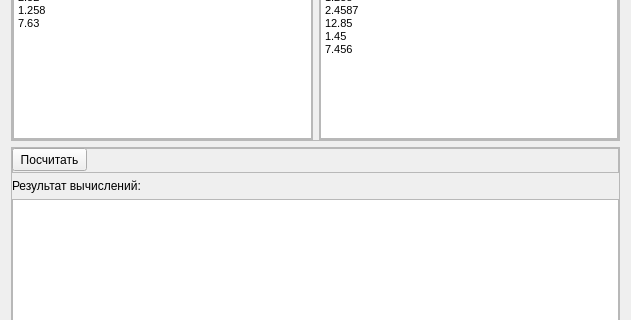
Above: Source/mainwindow.ui from Harrix/Harrix-WilcoxonW before the change; both pictures show x 0 to 631 and y 86 to 406 of the 631 by 489 pixel window. Below: the same form after it.
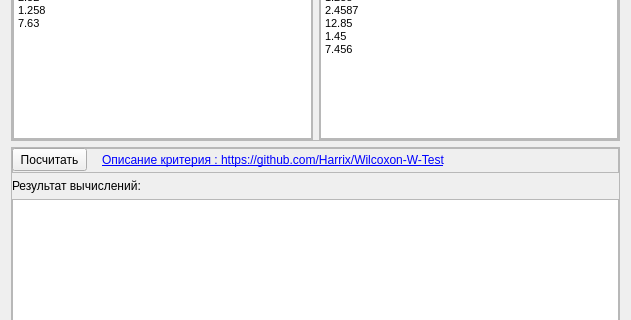
That is the form after the change.

Patch:
```diff
--- a/Source/mainwindow.ui
+++ b/Source/mainwindow.ui
@@ -195,6 +195,22 @@
            <string>Посчитать</string>
           </property>
          </widget>
+         <widget class="QLabel" name="label_4">
+          <property name="geometry">
+           <rect>
+            <x>90</x>
+            <y>4</y>
+            <width>441</width>
+            <height>16</height>
+           </rect>
+          </property>
+          <property name="text">
+           <string>&lt;a href=&quot;#&quot;&gt;Описание критерия : https://github.com/Harrix/Wilcoxon-W-Test&lt;/a&gt;</string>
+          </property>
+          <property name="textFormat">
+           <enum>Qt::RichText</enum>
+          </property>
+         </widget>
         </widget>
        </item>
        <item>
```
Left out of the diff: 2 changed lines with no effect on the pictures.
